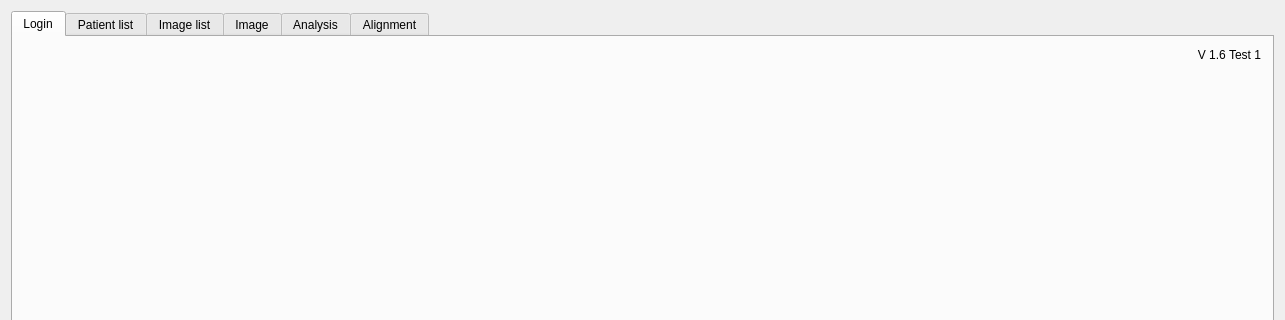
Qt form DesktopApp/desktopapp.ui (michaelfong2017/landmark-annotator-desktop) before a commit; both pictures show x 0 to 1285 and y 0 to 320 of the 1285 by 920 pixel window.
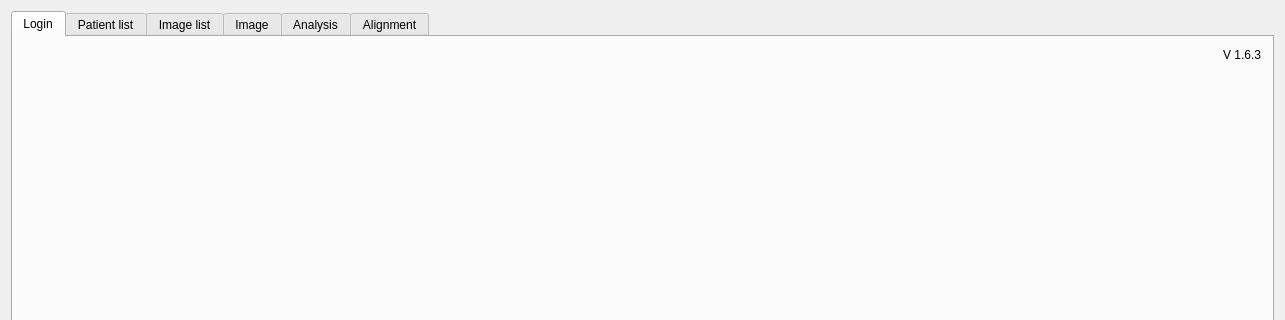
The same form after that commit. The open tabs and pages were chosen to show the change.

Patch:
```diff
--- a/DesktopApp/desktopapp.ui
+++ b/DesktopApp/desktopapp.ui
@@ -58,7 +58,7 @@
 </string>
          </property>
          <property name="text">
-          <string>V 1.6 Test 1</string>
+          <string>V 1.6.3</string>
          </property>
          <property name="alignment">
           <set>Qt::AlignRight|Qt::AlignTop|Qt::AlignTrailing</set>
```
Left out of the diff: 2 changed lines with no effect on the pictures.
